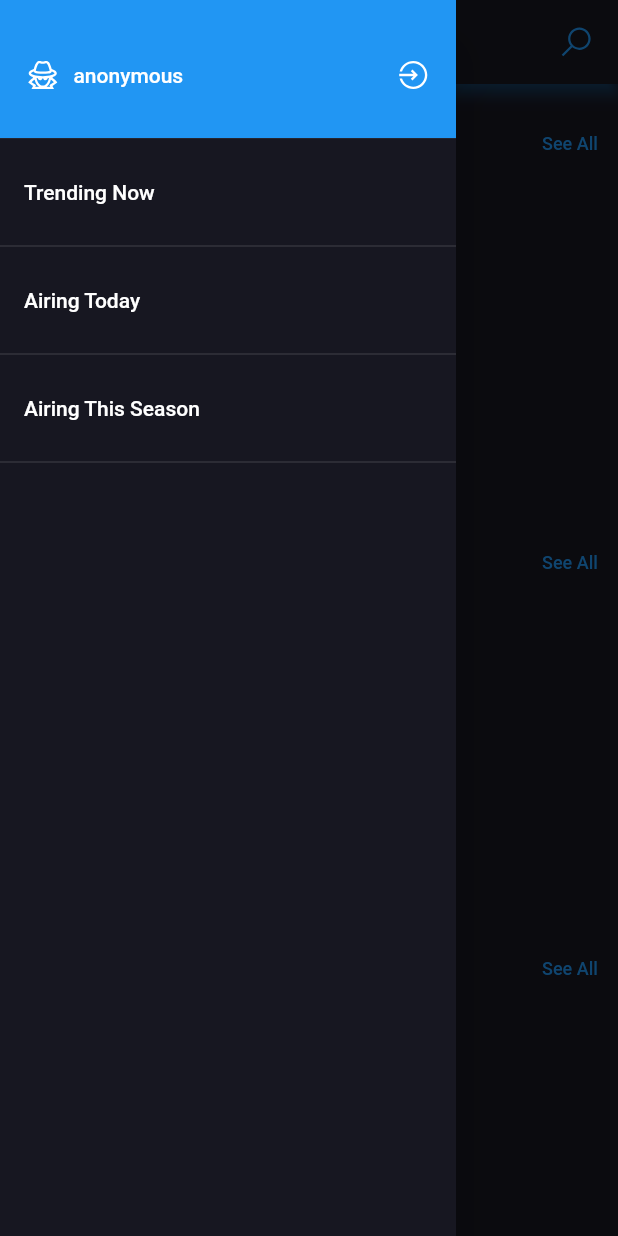
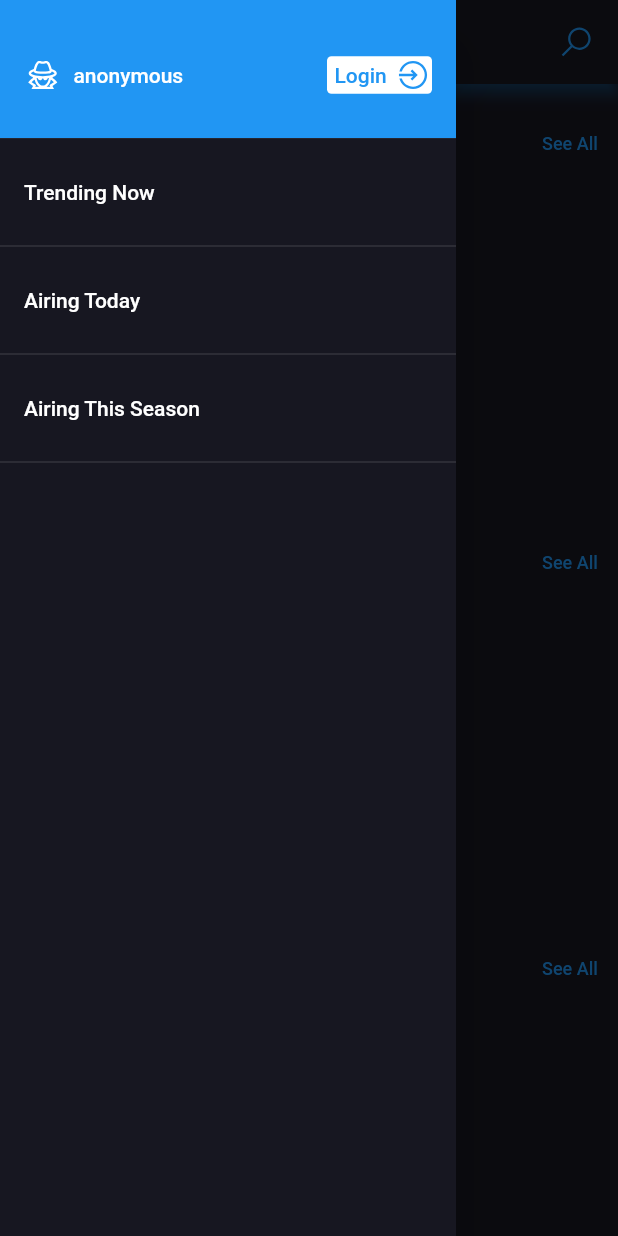
Before and after one commit to ikramhasan/Anime-Portal, a Flutter app: the HomePage screen opened directly, with the side drawer open, on a phone screen of 412 x 824 dp. Run offline on Flutter 3.47's test engine with Material 2 defaults, Android fonts, the phone set to English and light mode, and no system bars; our stand-ins replace cached_network_image, cloud_firestore, firebase_auth, firebase_core, get, line_icons and 4 more; missing offline and left inert: jikan_api; accounts and stored records are empty; network calls fail.

Commit message:
added login and logout button in drawer

```diff
--- a/lib/controllers/auth_controller.dart
+++ b/lib/controllers/auth_controller.dart
@@ -78,6 +78,7 @@ class AuthController extends GetxController {
     try {
       await _auth.signOut();
       Get.find<UserController>().clear();
+      Get.back();
     } catch (e) {
       Get.snackbar(
         'Error signing out!',
--- a/lib/views/home_page/home_page_drawer.dart
+++ b/lib/views/home_page/home_page_drawer.dart
@@ -1,3 +1,4 @@
+import 'package:anime_portal/controllers/auth_controller.dart';
 import 'package:anime_portal/controllers/user_controller.dart';
 import 'package:anime_portal/services/api_service.dart';
 import 'package:anime_portal/views/airing_this_season_page/airing_this_season_page.dart';
@@ -14,7 +15,9 @@ class HomePageDrawer extends StatelessWidget {
   const HomePageDrawer({Key key, @required this.api}) : super(key: key);
   @override
   Widget build(BuildContext context) {
-    final userController = Get.find<UserController>();
+    final user = Get.find<UserController>().user;
+    final authController = Get.find<AuthController>();
+
     return Drawer(
       child: ListView(
         padding: EdgeInsets.zero,
@@ -25,7 +28,8 @@ class HomePageDrawer extends StatelessWidget {
               child: Row(
                 mainAxisAlignment: MainAxisAlignment.spaceBetween,
                 children: [
-                  InkWell(
+                  user.uid == null
+                      ? InkWell(
                           onTap: () {
                             Get.to(LoginPage());
                           },
@@ -36,8 +40,64 @@ class HomePageDrawer extends StatelessWidget {
                               Text('anonymous'),
                             ],
                           ),
+                        )
+                      : Text(user.name),
+                  user.uid == null
+                      ? InkWell(
+                          onTap: () {
+                            Get.to(LoginPage());
+                          },
+                          child: Container(
+                            height: 25,
+                            width: 70,
+                            decoration: BoxDecoration(
+                              color: Colors.white,
+                              borderRadius: BorderRadius.circular(3),
                             ),
-                  Icon(LineIcons.alternateSignIn, size: 25),
+                            child: Row(
+                              children: [
+                                SizedBox(width: 5),
+                                Text(
+                                  'Login',
+                                  style: TextStyle(color: Colors.blue),
+                                ),
+                                SizedBox(width: 5),
+                                Icon(
+                                  LineIcons.alternateSignIn,
+                                  size: 25,
+                                  color: Colors.blue,
+                                ),
+                              ],
+                            ),
+                          ),
+                        )
+                      : InkWell(
+                          onTap: () {
+                            authController.signout();
+                          },
+                          child: Container(
+                            height: 25,
+                            width: 85,
+                            decoration: BoxDecoration(
+                              color: Colors.white,
+                              borderRadius: BorderRadius.circular(3),
+                            ),
+                            child: Row(
+                              children: [
+                                SizedBox(width: 5),
+                                Text(
+                                  'Signout',
+                                  style: TextStyle(color: Colors.red),
+                                ),
+                                SizedBox(width: 5),
+                                Icon(
+                                  Icons.exit_to_app,
+                                  color: Colors.red,
+                                ),
+                              ],
+                            ),
+                          ),
+                        ),
                 ],
               ),
               decoration: BoxDecoration(
```
Also changed, not shown: lib/views/login_page/login_page.dart (+7 -36 lines), lib/views/signup_page/signup_page.dart (+1 -25 lines), lib/widgets/build_text_field_widget.dart (added, +26 -0 lines). Lines whose indentation alone changed are shown as unchanged.
